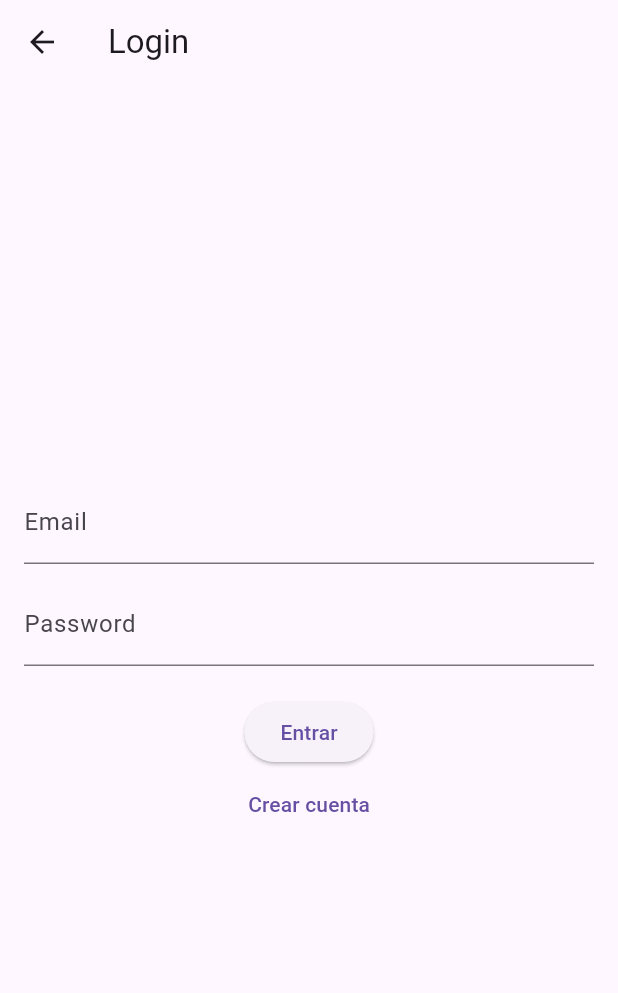
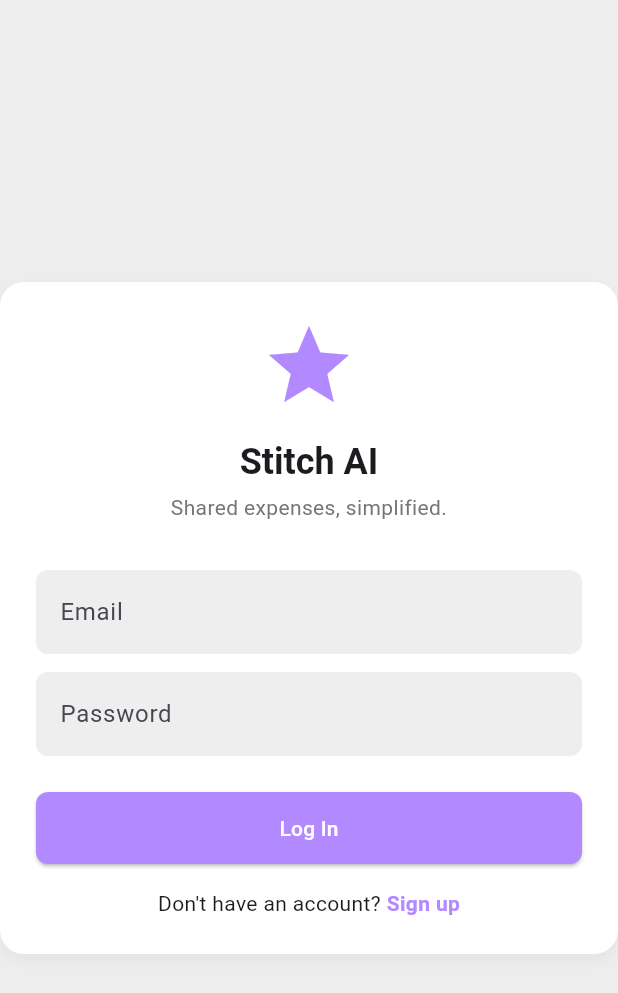
Before and after one commit to WsSolitario/app-gestion-financiera, a Flutter app: the LoginScreen screen opened directly, on a phone screen of 412 x 824 dp. Shown: the top 993 px of the screen. Run offline on Flutter 3.47's test engine with Material 3 defaults, Android fonts, the phone set to English and light mode, and no system bars; our stand-ins replace dio, flutter_hooks, flutter_riverpod, get_it, go_router, hooks_riverpod and 1 more; accounts and stored records are empty; network calls fail.

Commit message:
feat: redesign login screen

```diff
--- a/lib/ui/screens/login_screen.dart
+++ b/lib/ui/screens/login_screen.dart
@@ -1,8 +1,9 @@
 import "package:flutter/material.dart";
 import "package:flutter_riverpod/flutter_riverpod.dart";
+import "package:go_router/go_router.dart";
+
 import "../../state/auth/auth_provider.dart";
 import "../../state/auth/auth_state.dart";
-import "package:go_router/go_router.dart";
 import "../routes.dart";
 
 class LoginScreen extends ConsumerStatefulWidget {
@@ -18,6 +19,13 @@ class _LoginScreenState extends ConsumerState<LoginScreen> {
   final _password = TextEditingController();
 
   @override
+  void dispose() {
+    _email.dispose();
+    _password.dispose();
+    super.dispose();
+  }
+
+  @override
   Widget build(BuildContext context) {
     final state = ref.watch(authNotifierProvider);
 
@@ -28,50 +36,140 @@ class _LoginScreenState extends ConsumerState<LoginScreen> {
     });
 
     return Scaffold(
-      appBar: AppBar(title: const Text("Login")),
+      backgroundColor: Colors.grey[200],
       body: Center(
+        child: SingleChildScrollView(
           child: ConstrainedBox(
             constraints: const BoxConstraints(maxWidth: 420),
-          child: Padding(
-            padding: const EdgeInsets.all(16),
+            child: Container(
+              padding: const EdgeInsets.all(24),
+              decoration: BoxDecoration(
+                color: Colors.white,
+                borderRadius: BorderRadius.circular(16),
+                boxShadow: [
+                  BoxShadow(
+                    color: Colors.black.withOpacity(0.05),
+                    blurRadius: 10,
+                    offset: const Offset(0, 4),
+                  )
+                ],
+              ),
               child: Form(
                 key: _formKey,
-              child: Column(mainAxisSize: MainAxisSize.min, children: [
+                child: Column(
+                  mainAxisSize: MainAxisSize.min,
+                  crossAxisAlignment: CrossAxisAlignment.stretch,
+                  children: [
+                    const Icon(
+                      Icons.star,
+                      size: 64,
+                      color: Color(0xFFB289FF),
+                    ),
+                    const SizedBox(height: 16),
+                    Text(
+                      'Stitch AI',
+                      textAlign: TextAlign.center,
+                      style: Theme.of(context)
+                          .textTheme
+                          .headlineSmall
+                          ?.copyWith(fontWeight: FontWeight.bold),
+                    ),
+                    const SizedBox(height: 4),
+                    Text(
+                      'Shared expenses, simplified.',
+                      textAlign: TextAlign.center,
+                      style: Theme.of(context)
+                          .textTheme
+                          .bodyMedium
+                          ?.copyWith(color: Colors.grey[600]),
+                    ),
+                    const SizedBox(height: 32),
                     TextFormField(
                       controller: _email,
-                  decoration: const InputDecoration(labelText: "Email"),
-                  validator: (v) => (v == null || v.isEmpty) ? "Requerido" : null,
+                      decoration: InputDecoration(
+                        hintText: 'Email',
+                        filled: true,
+                        fillColor: Colors.grey[200],
+                        border: OutlineInputBorder(
+                          borderRadius: BorderRadius.circular(8),
+                          borderSide: BorderSide.none,
+                        ),
+                      ),
+                      validator: (v) =>
+                          (v == null || v.isEmpty) ? 'Requerido' : null,
                     ),
                     const SizedBox(height: 12),
                     TextFormField(
                       controller: _password,
-                  decoration: const InputDecoration(labelText: "Password"),
+                      decoration: InputDecoration(
+                        hintText: 'Password',
+                        filled: true,
+                        fillColor: Colors.grey[200],
+                        border: OutlineInputBorder(
+                          borderRadius: BorderRadius.circular(8),
+                          borderSide: BorderSide.none,
+                        ),
+                      ),
                       obscureText: true,
-                  validator: (v) => (v == null || v.isEmpty) ? "Requerido" : null,
+                      validator: (v) =>
+                          (v == null || v.isEmpty) ? 'Requerido' : null,
                     ),
-                const SizedBox(height: 20),
-                ElevatedButton(
+                    const SizedBox(height: 24),
+                    SizedBox(
+                      width: double.infinity,
+                      child: ElevatedButton(
                         onPressed: state is! AuthLoading
                             ? () {
                                 if (_formKey.currentState!.validate()) {
-                            ref.read(authNotifierProvider.notifier).login(
+                                  ref
+                                      .read(authNotifierProvider.notifier)
+                                      .login(
                                         _email.text.trim(),
                                         _password.text.trim(),
                                       );
                                 }
                               }
                             : null,
-                  child: Text(state is AuthLoading ? "Entrando..." : "Entrar"),
+                        style: ElevatedButton.styleFrom(
+                          backgroundColor: const Color(0xFFB289FF),
+                          foregroundColor: Colors.white,
+                          padding: const EdgeInsets.symmetric(vertical: 14),
+                          shape: RoundedRectangleBorder(
+                            borderRadius: BorderRadius.circular(8),
                           ),
-                TextButton(
-                  onPressed: () => context.go(AppRoutes.register),
-                  child: const Text("Crear cuenta"),
+                        ),
+                        child: Text(
+                            state is AuthLoading ? 'Entrando...' : 'Log In'),
+                      ),
+                    ),
+                    const SizedBox(height: 16),
+                    Row(
+                      mainAxisAlignment: MainAxisAlignment.center,
+                      children: [
+                        const Text("Don't have an account? "),
+                        GestureDetector(
+                          onTap: () => context.go(AppRoutes.register),
+                          child: const Text(
+                            'Sign up',
+                            style: TextStyle(
+                              color: Color(0xFFB289FF),
+                              fontWeight: FontWeight.bold,
+                            ),
+                          ),
+                        ),
+                      ],
                     ),
                     if (state is AuthError) ...[
                       const SizedBox(height: 12),
-                  Text(state.message, style: const TextStyle(color: Colors.red)),
+                      Text(
+                        state.message,
+                        style: const TextStyle(color: Colors.red),
+                        textAlign: TextAlign.center,
+                      ),
                     ]
-              ]),
+                  ],
+                ),
+              ),
             ),
           ),
         ),
```
Lines whose indentation alone changed are shown as unchanged.
